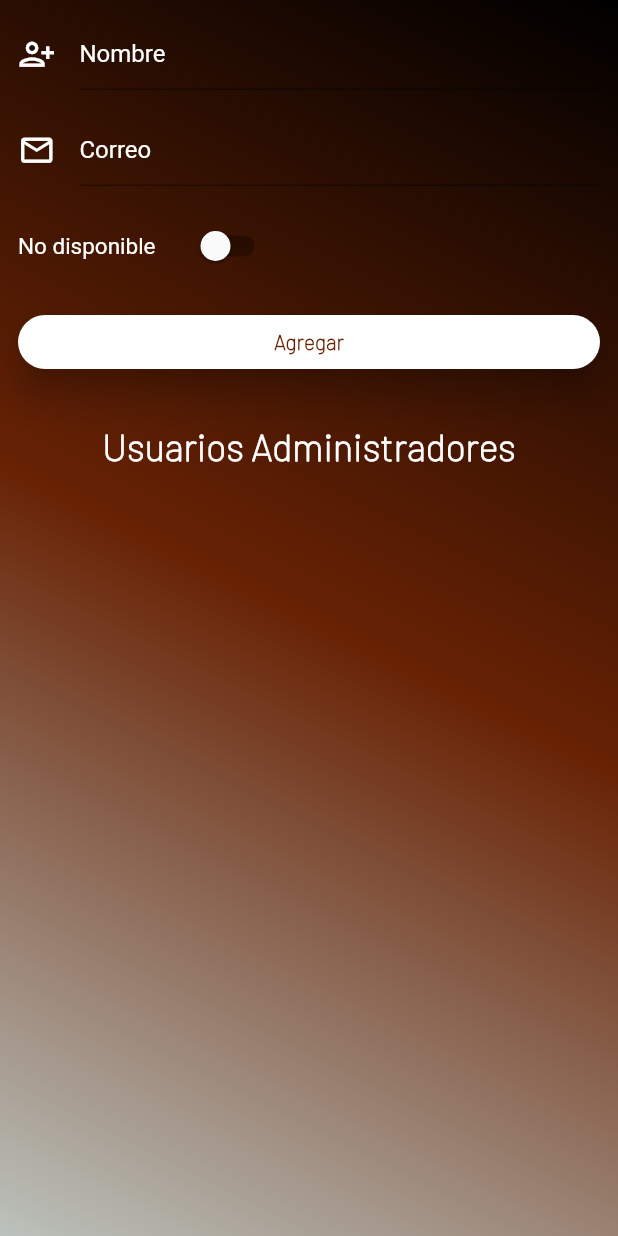
After one commit to bdgv11/BarberShopApp, a Flutter app: the AdminUsers screen opened directly, on a phone screen of 412 x 824 dp. The commit adds this screen. Run offline on Flutter 3.47's test engine with Material 2 defaults, Android fonts, the phone set to English and light mode, and no system bars; our stand-ins replace animate_do, cloud_firestore, firebase_auth, firebase_core, firebase_storage, google_fonts and 3 more; accounts and stored records are empty.

Commit message:
Crud prod services completed and admins

```diff
--- /dev/null
+++ b/barber/lib/feature_cruds/models/admin.dart
@@ -0,0 +1,14 @@
+class Administrador {
+  String correo;
+  String nombre;
+  bool habilitado;
+
+  Administrador(
+      {required this.correo, required this.nombre, required this.habilitado});
+
+  Map<String, dynamic> toJson() => {
+        "nombre": nombre,
+        "correo": correo,
+        "habilitado": habilitado,
+      };
+}
--- /dev/null
+++ b/barber/lib/feature_cruds/widgets/admin.dart
@@ -0,0 +1,308 @@
+import 'package:animate_do/animate_do.dart';
+import 'package:barber/feature_cruds/models/admin.dart';
+import 'package:barber/utils/validator.dart';
+import 'package:cloud_firestore/cloud_firestore.dart';
+import 'package:flutter/material.dart';
+
+class AdminUsers extends StatefulWidget {
+  const AdminUsers({super.key});
+
+  @override
+  State<AdminUsers> createState() => _AdminUsersState();
+}
+
+class _AdminUsersState extends State<AdminUsers> {
+  final _formKey = GlobalKey<FormState>();
+  final _nameFieldController = TextEditingController();
+  final _emailFieldController = TextEditingController();
+  bool _processing = false;
+  bool _disponible = false;
+
+  @override
+  Widget build(BuildContext context) {
+    double heightMediaQuery = MediaQuery.of(context).size.height;
+    double widthMediaQuery = MediaQuery.of(context).size.width;
+    return Scaffold(
+      body: Container(
+        height: heightMediaQuery,
+        width: widthMediaQuery,
+        decoration: const BoxDecoration(
+          gradient: LinearGradient(
+            begin: Alignment.topRight,
+            end: Alignment.bottomLeft,
+            colors: [
+              Colors.black,
+              Color.fromARGB(255, 104, 34, 4),
+              Color.fromARGB(255, 187, 194, 188),
+            ],
+          ),
+        ),
+        child: SingleChildScrollView(
+          child: Center(
+            child: Column(
+              children: [
+                Padding(
+                  padding: const EdgeInsets.all(12.0),
+                  child: Form(
+                    key: _formKey,
+                    child: Column(
+                      children: [
+                        TextFormField(
+                          style: const TextStyle(color: Colors.white),
+                          validator: (value) => Validator.validateName(
+                              name: _nameFieldController.text.trim()),
+                          controller: _nameFieldController,
+                          decoration: const InputDecoration(
+                            icon: Icon(
+                              Icons.person_add_alt_1_outlined,
+                              size: 25,
+                              color: Colors.white,
+                            ),
+                            hintText: 'Nombre',
+                            errorStyle: TextStyle(
+                                color: Colors.white,
+                                fontFamily: 'Barlow',
+                                fontWeight: FontWeight.bold),
+                            hintStyle: TextStyle(
+                              color: Colors.white,
+                            ),
+                          ),
+                        ),
+                        const Padding(padding: EdgeInsets.all(8)),
+                        TextFormField(
+                          style: const TextStyle(color: Colors.white),
+                          validator: (value) => Validator.validateEmail(
+                              email: _emailFieldController.text.trim()),
+                          controller: _emailFieldController,
+                          decoration: const InputDecoration(
+                            icon: Icon(
+                              Icons.email_outlined,
+                              size: 25,
+                              color: Colors.white,
+                            ),
+                            hintText: 'Correo',
+                            errorStyle: TextStyle(
+                                color: Colors.white,
+                                fontFamily: 'Barlow',
+                                fontWeight: FontWeight.bold),
+                            hintStyle: TextStyle(
+                              color: Colors.white,
+                            ),
+                          ),
+                        ),
+                        const Padding(padding: EdgeInsets.all(8)),
+                        Row(
+                          children: [
+                            Text(
+                              _disponible ? 'Disponible' : 'No disponible',
+                              style: const TextStyle(
+                                  color: Colors.white, fontSize: 15),
+                            ),
+                            const Padding(padding: EdgeInsets.only(right: 20)),
+                            Switch.adaptive(
+                              value: _disponible,
+                              activeColor: Colors.green,
+                              onChanged: (value) {
+                                setState(() {
+                                  _disponible = value;
+                                });
+                              },
+                            ),
+                          ],
+                        ),
+                        const Padding(padding: EdgeInsets.all(8)),
+                        _processing
+                            ? const CircularProgressIndicator()
+                            : Row(
+                                mainAxisAlignment: MainAxisAlignment.start,
+                                children: [
+                                  Expanded(
+                                    child: ElevatedButton(
+                                      style: ElevatedButton.styleFrom(
+                                        elevation: 10,
+                                        backgroundColor: Colors.white,
+                                        shape: RoundedRectangleBorder(
+                                          borderRadius:
+                                              BorderRadius.circular(20),
+                                        ),
+                                      ),
+                                      onPressed: () async {
+                                        /// Validating the form.
+                                        if (_formKey.currentState!.validate()) {
+                                          setState(() {
+                                            _processing = true;
+                                          });
+
+                                          final admin = Administrador(
+                                              nombre: _nameFieldController.text,
+                                              correo:
+                                                  _emailFieldController.text,
+                                              habilitado: _disponible);
+
+                                          final jsonData = admin.toJson();
+
+                                          // upload to firestore
+                                          await FirebaseFirestore.instance
+                                              .collection('Administrador')
+                                              .add(jsonData);
+
+                                          /// Telling the framework to rebuild the widget.
+                                          setState(() {
+                                            _processing = false;
+                                            _nameFieldController.clear();
+                                            _emailFieldController.clear();
+                                            _disponible = false;
+                                          });
+                                        }
+                                      },
+                                      child: const Text(
+                                        'Agregar',
+                                        style: TextStyle(
+                                            color:
+                                                Color.fromARGB(255, 104, 34, 4),
+                                            fontWeight: FontWeight.bold,
+                                            fontFamily: 'Barlow'),
+                                      ),
+                                    ),
+                                  ),
+                                ],
+                              ),
+                      ],
+                    ),
+                  ),
+                ),
+                Padding(
+                  padding: const EdgeInsets.all(18.0),
+                  child: Row(
+                    mainAxisAlignment: MainAxisAlignment.center,
+                    children: const [
+                      Text(
+                        'Usuarios Administradores',
+                        style: TextStyle(
+                          color: Colors.white,
+                          fontFamily: 'Barlow',
+                          fontSize: 25,
+                          fontWeight: FontWeight.bold,
+                        ),
+                      ),
+                    ],
+                  ),
+                ),
+                Padding(
+                  padding: const EdgeInsets.all(12.0),
+                  child: StreamBuilder(
+                    stream: FirebaseFirestore.instance
+                        .collection('Administrador')
+                        .where('habilitado', isEqualTo: true)
+                        .snapshots(),
+                    builder: (BuildContext context,
+                        AsyncSnapshot<QuerySnapshot> snapshot) {
+                      if (snapshot.connectionState == ConnectionState.waiting) {
+                        return const Center(
+                          child: CircularProgressIndicator(),
+                        );
+                      }
+
+                      if (snapshot.hasData) {
+                        return ListView.builder(
+                          shrinkWrap: true,
+                          physics: const BouncingScrollPhysics(),
+                          itemCount: snapshot.data!.docs.length,
+                          itemBuilder: (context, index) {
+                            final DocumentSnapshot documentSnapshot =
+                                snapshot.data!.docs[index];
+
+                            return FadeIn(
+                              delay: Duration(milliseconds: 200 * index),
+                              child: Dismissible(
+                                direction: DismissDirection.endToStart,
+                                background: Container(
+                                  alignment: Alignment.center,
+                                  color: Colors.red,
+                                  child: const Text(
+                                    'Eliminar',
+                                    style: TextStyle(
+                                        fontFamily: 'Barlow',
+                                        fontSize: 25,
+                                        color: Colors.white,
+                                        fontWeight: FontWeight.bold),
+                                  ),
+                                ),
+                                key: Key(documentSnapshot.id),
+                                child: SizedBox(
+                                  height: 75,
+                                  child: Card(
+                                    elevation: 20,
+                                    shape: RoundedRectangleBorder(
+                                      borderRadius: BorderRadius.circular(20),
+                                    ),
+                                    color: Colors.black87,
+                                    child: ListTile(
+                                      shape: RoundedRectangleBorder(
+                                        borderRadius: BorderRadius.circular(20),
+                                      ),
+                                      leading: const Icon(
+                                          Icons.verified_user_outlined,
+                                          color: Colors.white,
+                                          size: 35),
+                                      title: Text(
+                                        '${documentSnapshot['nombre']}',
+                                        style: const TextStyle(
+                                            color: Colors.white,
+                                            fontFamily: 'Barlow',
+                                            fontWeight: FontWeight.bold,
+                                            fontSize: 20),
+                                      ),
+                                      subtitle: Text(
+                                        '${documentSnapshot['correo']}',
+                                        style: const TextStyle(
+                                            color: Colors.white,
+                                            fontFamily: 'Barlow',
+                                            fontWeight: FontWeight.bold,
+                                            fontSize: 19,
+                                            overflow: TextOverflow.ellipsis),
+                                      ),
+                                      isThreeLine: true,
+                                      trailing: SizedBox(
+                                        width: 50,
+                                        child: Row(
+                                          mainAxisAlignment:
+                                              MainAxisAlignment.end,
+                                          children: [
+                                            IconButton(
+                                              icon: const Icon(
+                                                Icons.delete_outline_outlined,
+                                              ),
+                                              color: Colors.white,
+                                              iconSize: 30,
+                                              onPressed: () async {
+                                                FirebaseFirestore.instance
+                                                    .collection('Administrador')
+                                                    .doc(documentSnapshot.id)
+                                                    .delete();
+                                              },
+                                            ),
+                                          ],
+                                        ),
+                                      ),
+                                      onTap: () {},
+                                    ),
+                                  ),
+                                ),
+                              ),
+                            );
+                          },
+                        );
+                      }
+                      return const CircularProgressIndicator();
+                    },
+                  ),
+                ),
+              ],
+            ),
+          ),
+        ),
+      ),
+    );
+  }
+}
--- a/barber/lib/feature_home/widgets/drawer_widget.dart
+++ b/barber/lib/feature_home/widgets/drawer_widget.dart
@@ -2,6 +2,7 @@ import 'package:barber/feature_cruds/screens/cruds.dart';
 import 'package:barber/feature_login/screens/login_barber_shop.dart';
 import 'package:firebase_auth/firebase_auth.dart';
 import 'package:flutter/material.dart';
+import 'package:barber/utils/globals.dart' as globals;
 
 class DrawerUserWidget extends StatefulWidget {
   final User user;
@@ -13,6 +14,8 @@ class DrawerUserWidget extends StatefulWidget {
 
 class _DrawerUserWidgetState extends State<DrawerUserWidget> {
   //
+
+  bool isAdmin = false;
 
   late User _user;
   //
@@ -124,6 +127,7 @@ class _DrawerUserWidgetState extends State<DrawerUserWidget> {
               ),
             ),
             onTap: () {
+              globals.isAdmin = false;
               FirebaseAuth.instance.signOut();
               Navigator.of(context).pushReplacement(
                 MaterialPageRoute(
@@ -133,7 +137,7 @@ class _DrawerUserWidgetState extends State<DrawerUserWidget> {
             },
           ),
           const Divider(),
-          if (_user.email == 'bdgv11@gmail.com')
+          if (globals.isAdmin)
             ListTile(
               leading: const Icon(
                 Icons.settings,
--- a/barber/lib/utils/globals.dart
+++ b/barber/lib/utils/globals.dart
@@ -6,3 +6,6 @@ library globals;
 //Appointment
 String servicioSeleccionado = '';
 int indexServicio = 100;
+
+//
+bool isAdmin = false;
```
Also changed, not shown: barber/lib/feature_cruds/screens/cruds.dart (+8 -2 lines), barber/lib/feature_home/screens/home_page.dart (+17 -0 lines).
